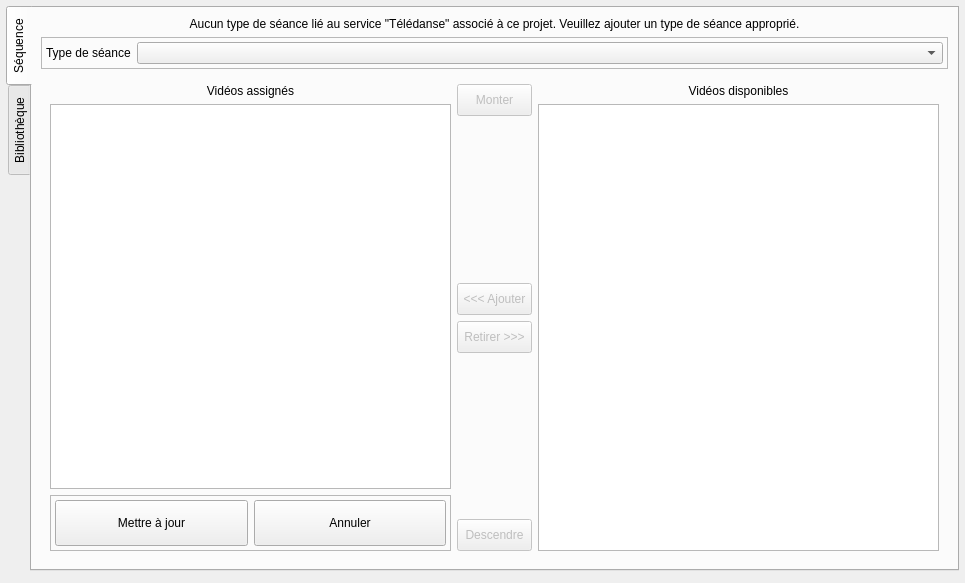
Above: client/src/services/DanceService/DanceConfigWidget.ui from introlab/openteraplus before the change. Below: the same form after it.
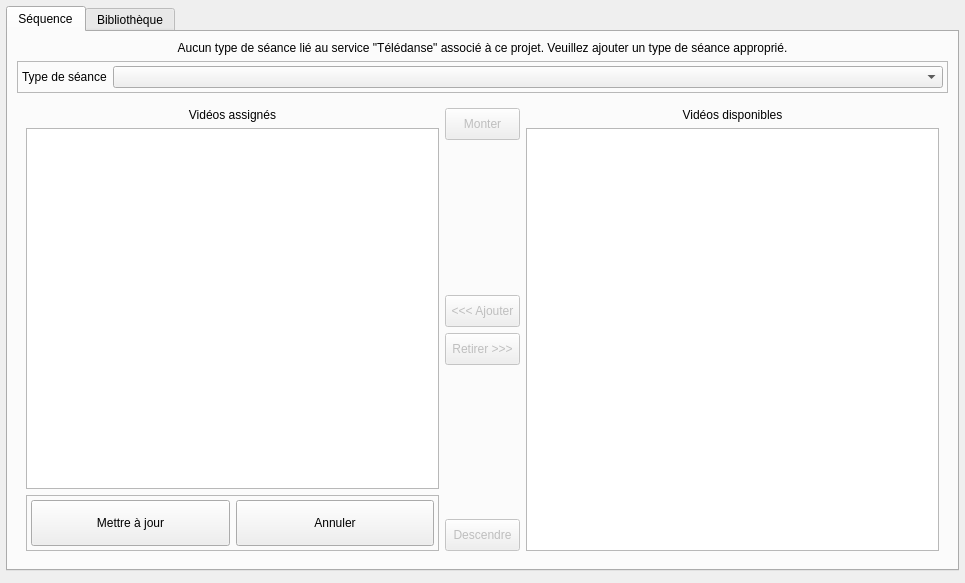
That is the form after the change. Icons and pictures are not drawn. Custom widgets are drawn as their Qt base class.

Commit message: Refs #59. Moved tabs to the top of the DanceConfigWidget

The edit to the form file:
```diff
--- a/client/src/services/DanceService/DanceConfigWidget.ui
+++ b/client/src/services/DanceService/DanceConfigWidget.ui
@@ -29,7 +29,7 @@
    <item>
     <widget class="QTabWidget" name="tabMain">
      <property name="tabPosition">
-      <enum>QTabWidget::West</enum>
+      <enum>QTabWidget::North</enum>
      </property>
      <property name="currentIndex">
       <number>0</number>
```
The commit also changes 2 other files.
